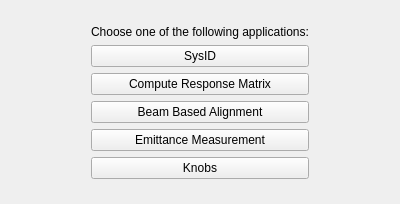
Qt form MainPanel.ui (wiktoria-malek/flight-simulator) before a commit.
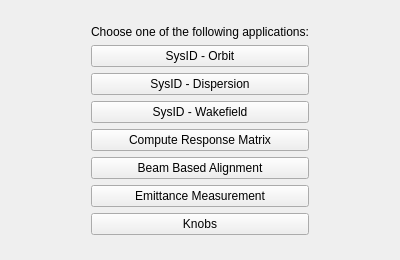
The same form after that commit.

Commit message: Interface settings changed

```diff
--- a/MainPanel.ui
+++ b/MainPanel.ui
@@ -50,8 +50,8 @@
 
 
            <item>
-            <widget class="QPushButton" name="sysid_interface_button">
-             <property name="text"><string>SysID</string></property>
+            <widget class="QPushButton" name="sysid_interface_orbit_button">
+             <property name="text"><string>SysID - Orbit</string></property>
              <property name="sizePolicy">
               <sizepolicy hsizetype="Expanding" vsizetype="Fixed">
                <horstretch>0</horstretch><verstretch>0</verstretch>
@@ -59,6 +59,31 @@
              </property>
             </widget>
            </item>
+
+           <item>
+            <widget class="QPushButton" name="sysid_interface_dispersion_button">
+             <property name="text"><string>SysID - Dispersion</string></property>
+             <property name="sizePolicy">
+              <sizepolicy hsizetype="Expanding" vsizetype="Fixed">
+               <horstretch>0</horstretch><verstretch>0</verstretch>
+              </sizepolicy>
+             </property>
+            </widget>
+           </item>
+
+           <item>
+            <widget class="QPushButton" name="sysid_interface_wakefield_button">
+             <property name="text"><string>SysID - Wakefield</string></property>
+             <property name="sizePolicy">
+              <sizepolicy hsizetype="Expanding" vsizetype="Fixed">
+               <horstretch>0</horstretch><verstretch>0</verstretch>
+              </sizepolicy>
+             </property>
+            </widget>
+           </item>
+
+
+
            <item>
             <widget class="QPushButton" name="compute_matrix_button">
              <property name="text"><string>Compute Response Matrix</string></property>
```
The commit also changes 3 other files.
